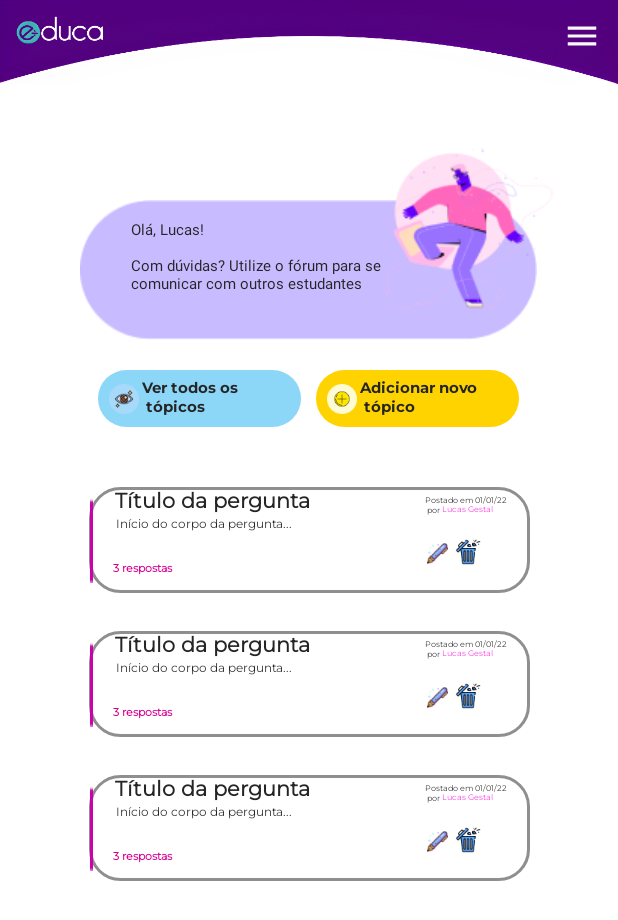
After one commit to e-duca/e-duca-app, an Android app: the myQuestions screen opened directly, with no data from a screen before it, on a phone screen of 412 x 824 dp. The commit adds this screen. Shown: the top 920 px of the screen. Run offline under Robolectric (Android 15) with nearby library versions, the phone set to English and light mode, and no system bars.

Commit message:
feat/topics:Adicionando botões de ver todos os tópicos e de adicionar… (#24)
* feat/topics:Adicionando botões de ver todos os tópicos e de adicionar novo tópico e criação da página.

* feat/topics:Adicionando botões de ver todos os tópicos e de adicionar novo tópico e criação da página.Correção

---------

Co-authored-by: Juliana Esteves <89034213+julianaesteves@users.noreply.github.com>

```diff
--- a/app/src/main/AndroidManifest.xml
+++ b/app/src/main/AndroidManifest.xml
@@ -16,6 +16,9 @@
         android:supportsRtl="true"
         android:theme="@style/Theme.Educa"
         tools:targetApi="33">
+      <activity
+            android:name=".myQuestions"
+            android:exported="false" />
         <activity
             android:name=".Likert_Respondido"
             android:exported="false" />
--- /dev/null
+++ b/app/src/main/java/com/educa/ButtonAddNewTopic.kt
@@ -0,0 +1,59 @@
+package com.educa
+
+import android.os.Bundle
+import androidx.fragment.app.Fragment
+import android.view.LayoutInflater
+import android.view.View
+import android.view.ViewGroup
+
+// TODO: Rename parameter arguments, choose names that match
+// the fragment initialization parameters, e.g. ARG_ITEM_NUMBER
+private const val ARG_PARAM1 = "param1"
+private const val ARG_PARAM2 = "param2"
+
+/**
+ * A simple [Fragment] subclass.
+ * Use the [ButtonAddNewTopic.newInstance] factory method to
+ * create an instance of this fragment.
+ */
+class ButtonAddNewTopic : Fragment() {
+    // TODO: Rename and change types of parameters
+    private var param1: String? = null
+    private var param2: String? = null
+
+    override fun onCreate(savedInstanceState: Bundle?) {
+        super.onCreate(savedInstanceState)
+        arguments?.let {
+            param1 = it.getString(ARG_PARAM1)
+            param2 = it.getString(ARG_PARAM2)
+        }
+    }
+
+    override fun onCreateView(
+        inflater: LayoutInflater, container: ViewGroup?,
+        savedInstanceState: Bundle?
+    ): View? {
+        // Inflate the layout for this fragment
+        return inflater.inflate(R.layout.fragment_button_add_new_topic, container, false)
+    }
+
+    companion object {
+        /**
+         * Use this factory method to create a new instance of
+         * this fragment using the provided parameters.
+         *
+         * @param param1 Parameter 1.
+         * @param param2 Parameter 2.
+         * @return A new instance of fragment ButtonAddNewTopic.
+         */
+        // TODO: Rename and change types and number of parameters
+        @JvmStatic
+        fun newInstance(param1: String, param2: String) =
+            ButtonAddNewTopic().apply {
+                arguments = Bundle().apply {
+                    putString(ARG_PARAM1, param1)
+                    putString(ARG_PARAM2, param2)
+                }
+            }
+    }
+}
--- /dev/null
+++ b/app/src/main/java/com/educa/ButtonSeeTopics.kt
@@ -0,0 +1,59 @@
+package com.educa
+
+import android.os.Bundle
+import androidx.fragment.app.Fragment
+import android.view.LayoutInflater
+import android.view.View
+import android.view.ViewGroup
+
+// TODO: Rename parameter arguments, choose names that match
+// the fragment initialization parameters, e.g. ARG_ITEM_NUMBER
+private const val ARG_PARAM1 = "param1"
+private const val ARG_PARAM2 = "param2"
+
+/**
+ * A simple [Fragment] subclass.
+ * Use the [ButtonSeeTopics.newInstance] factory method to
+ * create an instance of this fragment.
+ */
+class ButtonSeeTopics : Fragment() {
+    // TODO: Rename and change types of parameters
+    private var param1: String? = null
+    private var param2: String? = null
+
+    override fun onCreate(savedInstanceState: Bundle?) {
+        super.onCreate(savedInstanceState)
+        arguments?.let {
+            param1 = it.getString(ARG_PARAM1)
+            param2 = it.getString(ARG_PARAM2)
+        }
+    }
+
+    override fun onCreateView(
+        inflater: LayoutInflater, container: ViewGroup?,
+        savedInstanceState: Bundle?
+    ): View? {
+        // Inflate the layout for this fragment
+        return inflater.inflate(R.layout.fragment_button_see_topics, container, false)
+    }
+
+    companion object {
+        /**
+         * Use this factory method to create a new instance of
+         * this fragment using the provided parameters.
+         *
+         * @param param1 Parameter 1.
+         * @param param2 Parameter 2.
+         * @return A new instance of fragment ButtonSeeTopics.
+         */
+        // TODO: Rename and change types and number of parameters
+        @JvmStatic
+        fun newInstance(param1: String, param2: String) =
+            ButtonSeeTopics().apply {
+                arguments = Bundle().apply {
+                    putString(ARG_PARAM1, param1)
+                    putString(ARG_PARAM2, param2)
+                }
+            }
+    }
+}
--- /dev/null
+++ b/app/src/main/java/com/educa/myQuestions.kt
@@ -0,0 +1,11 @@
+package com.educa
+
+import androidx.appcompat.app.AppCompatActivity
+import android.os.Bundle
+
+class myQuestions : AppCompatActivity() {
+    override fun onCreate(savedInstanceState: Bundle?) {
+        super.onCreate(savedInstanceState)
+        setContentView(R.layout.activity_my_questions)
+    }
+}
--- /dev/null
+++ b/app/src/main/res/layout/activity_my_questions.xml
@@ -0,0 +1,91 @@
+<?xml version="1.0" encoding="utf-8"?>
+<androidx.constraintlayout.widget.ConstraintLayout xmlns:android="http://schemas.android.com/apk/res/android"
+    xmlns:app="http://schemas.android.com/apk/res-auto"
+    xmlns:tools="http://schemas.android.com/tools"
+    android:layout_width="match_parent"
+    android:layout_height="match_parent"
+    tools:context=".myQuestions">
+
+    <RelativeLayout
+        android:layout_width="match_parent"
+        android:layout_height="match_parent"
+
+        >
+
+        <fragment
+            android:id="@+id/fg_menu"
+            class="com.educa.FragmentMenu"
+            android:layout_width="wrap_content"
+            android:layout_height="wrap_content"
+            tools:layout="@layout/fragment_menu"
+
+            />
+
+        <fragment
+            android:id="@+id/fg_salutation"
+            android:layout_width="wrap_content"
+            android:layout_height="wrap_content"
+            android:layout_below="@+id/fg_menu"
+            class="com.educa.FragmentSalutation"
+            tools:layout="@layout/fragment_salutation"
+            android:layout_marginLeft="20dp"
+            />
+        <LinearLayout
+            android:id="@+id/ll_buttons"
+            android:layout_width="wrap_content"
+            android:layout_height="wrap_content"
+            android:layout_below="@id/fg_salutation"
+            android:layout_marginTop="20dp"
+            android:layout_centerHorizontal="true"
+            >
+        <fragment
+            android:layout_width="wrap_content"
+            android:layout_height="wrap_content"
+            android:id="@+id/fg_btn_see_topics"
+            class="com.educa.ButtonSeeTopics"
+            tools:layout="@layout/fragment_button_see_topics"/>
+            <fragment
+                android:layout_width="wrap_content"
+                android:layout_height="wrap_content"
+                android:id="@+id/fg_btn_add_topics"
+                class="com.educa.ButtonAddNewTopic"
+                tools:layout="@layout/fragment_button_add_new_topic"
+                android:layout_marginLeft="10dp"/>
+        </LinearLayout>
+
+
+        <fragment
+            android:layout_marginLeft="25dp"
+            android:layout_marginTop="40dp"
+            android:id="@+id/fg_bubble_question"
+            android:layout_width="wrap_content"
+            android:layout_height="wrap_content"
+            android:layout_below="@id/ll_buttons"
+            class="com.educa.FragmentBubbleQuestion"
+            tools:layout="@layout/fragment_bubble_question"
+            />
+        <fragment
+            android:layout_marginLeft="25dp"
+            android:layout_marginTop="25dp"
+            android:id="@+id/fg_second_bubble_question"
+            android:layout_width="wrap_content"
+            android:layout_height="wrap_content"
+            android:layout_below="@+id/fg_bubble_question"
+            class="com.educa.FragmentBubbleQuestion"
+            tools:layout="@layout/fragment_bubble_question"
+            />
+        <fragment
+            android:layout_marginLeft="25dp"
+            android:layout_marginTop="25dp"
+            android:id="@+id/fg_third_bubble_question"
+            android:layout_width="wrap_content"
+            android:layout_height="wrap_content"
+            android:layout_below="@+id/fg_second_bubble_question"
+            class="com.educa.FragmentBubbleQuestion"
+            tools:layout="@layout/fragment_bubble_question"
+            />
+
+
+    </RelativeLayout>
+
+</androidx.constraintlayout.widget.ConstraintLayout>
--- a/app/src/main/res/layout/fragment_bubble_question.xml
+++ b/app/src/main/res/layout/fragment_bubble_question.xml
@@ -12,7 +12,6 @@
         android:layout_alignParentLeft="true"
         android:layout_marginLeft="34dp"
         android:layout_alignParentTop="true"
-        android:layout_marginTop="237dp"
         android:background="@drawable/db_card_rectangle"
         />
 
@@ -25,10 +24,7 @@
             android:id="@+id/t_tulo_da_p"
             android:layout_width="144dp"
             android:layout_height="19dp"
-            android:layout_alignParentLeft="true"
-            android:layout_alignParentTop="true"
-            android:layout_marginLeft="48dp"
-            android:layout_marginTop="245.79dp"
+            android:layout_marginLeft="44dp"
             android:fontFamily="@font/montserrat"
             android:gravity="center_horizontal|top"
             android:text="@string/txt_question_title"
@@ -40,10 +36,8 @@
             android:id="@+id/in_cio_do_c"
             android:layout_width="121dp"
             android:layout_height="12dp"
-            android:layout_alignParentLeft="true"
-            android:layout_alignParentTop="true"
+            android:layout_below="@id/t_tulo_da_p"
             android:layout_marginLeft="50dp"
-            android:layout_marginTop="266dp"
             android:fontFamily="@font/montserrat"
             android:gravity="center_horizontal|top"
             android:text="@string/txt_body_question"
@@ -54,10 +48,11 @@
             android:id="@+id/respostas"
             android:layout_width="99dp"
             android:layout_height="9dp"
-            android:layout_alignParentLeft="true"
-            android:layout_alignParentTop="true"
+            android:layout_below="@id/in_cio_do_c"
             android:layout_marginLeft="50dp"
-            android:layout_marginTop="288.79dp"
+            android:layout_marginTop="18dp"
+
+
             android:fontFamily="@font/montserrat"
             android:gravity="top"
             android:text="@string/txt_qty_answer"
@@ -70,22 +65,21 @@
             android:id="@+id/postada_em_"
             android:layout_width="61dp"
             android:layout_height="27dp"
-            android:layout_alignParentLeft="true"
-            android:layout_alignParentTop="true"
-            android:layout_marginLeft="251dp"
-            android:layout_marginTop="249dp"
+            android:layout_marginLeft="70dp"
+            android:layout_marginTop="5dp"
+            android:layout_toRightOf="@id/t_tulo_da_p"
             android:fontFamily="@font/montserrat"
             android:gravity="top"
             android:text="@string/txt_date_question"
             android:textSize="5sp" />
 
         <TextView
+            android:id="@+id/txt_name_teacher"
             android:layout_width="50dp"
             android:layout_height="10dp"
-            android:layout_alignParentLeft="true"
-            android:layout_alignParentTop="true"
-            android:layout_marginLeft="262dp"
-            android:layout_marginTop="255.4dp"
+            android:layout_marginLeft="81dp"
+            android:layout_marginTop="11dp"
+            android:layout_toRightOf="@+id/t_tulo_da_p"
             android:fontFamily="@font/montserrat"
             android:gravity="top"
             android:text="@string/txt_question_name"
@@ -94,33 +88,29 @@
 
 
         <ImageView
+
             android:id="@+id/image_59"
             android:layout_width="14dp"
             android:layout_height="15dp"
-            android:layout_alignParentLeft="true"
-            android:layout_alignParentTop="true"
+           android:layout_below="@+id/txt_name_teacher"
+            android:layout_marginTop="15dp"
             android:layout_marginLeft="259dp"
-            android:layout_marginTop="276dp"
             android:src="@mipmap/edit" />
 
         <ImageView
             android:id="@+id/image_60"
             android:layout_width="17dp"
             android:layout_height="17dp"
-            android:layout_alignParentLeft="true"
-            android:layout_alignParentTop="true"
+            android:layout_below="@+id/txt_name_teacher"
             android:layout_marginLeft="278dp"
-            android:layout_marginTop="274dp"
+            android:layout_marginTop="13dp"
             android:src="@mipmap/bin" />
 
         <ImageView
-
             android:layout_width="3dp"
             android:layout_height="56dp"
-            android:layout_alignParentLeft="true"
-            android:layout_alignParentTop="true"
             android:layout_marginLeft="34dp"
-            android:layout_marginTop="245.79dp"
+            android:layout_marginTop="8dp"
             android:src="@mipmap/retangle" />
     </RelativeLayout>
 
--- /dev/null
+++ b/app/src/main/res/layout/fragment_button_add_new_topic.xml
@@ -0,0 +1,38 @@
+<?xml version="1.0" encoding="utf-8"?>
+<FrameLayout xmlns:android="http://schemas.android.com/apk/res/android"
+    xmlns:tools="http://schemas.android.com/tools"
+    android:layout_width="match_parent"
+    android:layout_height="match_parent"
+    tools:context=".ButtonAddNewTopic">
+
+    <RelativeLayout
+        android:layout_width="wrap_content"
+        android:layout_height="wrap_content"
+        android:minWidth="135dp"
+        style="@style/style_btnYellowLarger"
+        android:background="@drawable/db_btn_solid"
+        android:padding="5dp">
+
+        <ImageView
+            android:padding="2dp"
+            android:layout_marginTop="2dp"
+            android:id="@+id/img_add"
+            android:layout_width="wrap_content"
+            android:layout_height="wrap_content"
+            android:src="@mipmap/adc"
+            />
+            <TextView
+
+                android:textSize="10dp"
+                android:layout_centerVertical="true"
+                android:fontFamily="@font/montserrat_bold"
+                android:layout_toRightOf="@+id/img_add"
+                android:id="@+id/txt_see_topic"
+                android:layout_width="wrap_content"
+                android:layout_height="wrap_content"
+                android:text="@string/txt_add_new_topic"/>
+
+
+    </RelativeLayout>
+
+</FrameLayout>
--- /dev/null
+++ b/app/src/main/res/layout/fragment_button_see_topics.xml
@@ -0,0 +1,37 @@
+<?xml version="1.0" encoding="utf-8"?>
+<FrameLayout xmlns:android="http://schemas.android.com/apk/res/android"
+    xmlns:tools="http://schemas.android.com/tools"
+    android:layout_width="match_parent"
+    android:layout_height="match_parent"
+    tools:context=".ButtonSeeTopics">
+
+    <RelativeLayout
+        android:layout_width="wrap_content"
+        android:layout_height="wrap_content"
+        style="@style/style_btnBlueLarger"
+        android:minWidth="135dp"
+        android:background="@drawable/db_btn_solid"
+        android:padding="5dp">
+
+        <ImageView
+            android:padding="2dp"
+            android:layout_marginTop="2dp"
+            android:id="@+id/img_eye"
+            android:layout_width="wrap_content"
+            android:layout_height="wrap_content"
+            android:src="@mipmap/eye"
+            />
+        <TextView
+            android:textSize="10dp"
+            android:layout_centerVertical="true"
+            android:fontFamily="@font/montserrat_bold"
+            android:layout_toRightOf="@+id/img_eye"
+            android:id="@+id/txt_see_topic"
+            android:layout_width="wrap_content"
+            android:layout_height="wrap_content"
+            android:text="@string/txt_see_topics"/>
+
+
+    </RelativeLayout>
+
+</FrameLayout>
--- a/app/src/main/res/values/strings.xml
+++ b/app/src/main/res/values/strings.xml
@@ -44,9 +44,11 @@
     <string name="txt_postfor">Postado por</string>
     <string name="txt_acess_cert">Acessar certificado</string>
     <string name="txt_nameteacher">Professor Carlos Roberto</string>
+    <string name="txt_see_topics">Ver todos os \n tópicos</string>
+    <string name="txt_add_new_topic">Adicionar novo \n tópico</string>
+    <string name="txt_context">Lorem ipsum dolor sit amet, consectetur adipiscing elit. Donec accumsan mattis augue eu pellentesque. Nulla sit amet facilisis ante, sit amet interdum augue. Nullam viverra convallis lectus, maximus faucibus sem pretium sit amet. Aenean tempus aliquam fringilla.</string>
     <string name="txt_tks_avaliable1">Obrigado(a) por avaliar!</string>
     <string name="txt_tks_avaliable2">Estamos sempre trabalhando para garantir o melhor nos seus estudos</string>
-    <string name="txt_context">Lorem ipsum dolor sit amet, consectetur adipiscing elit. Donec accumsan mattis augue eu pellentesque. Nulla sit amet facilisis ante, sit amet interdum augue. Nullam viverra convallis lectus, maximus faucibus sem pretium sit amet. Aenean tempus aliquam fringilla.</string>
     <string name="txt_title_likert">Gostou da aula? Nos dê sua opinião!</string>
     <string name="txt_notlike">Não gostei</string>
     <string name="txt_improve">Poderia Melhorar</string>
--- a/app/src/main/res/values/themes.xml
+++ b/app/src/main/res/values/themes.xml
@@ -156,6 +156,16 @@
         <item name="android:textSize">12sp</item>
     </style>
 
+    <style name="style_btnBlueLarger">
+        <item name="android:layout_width">match_parent</item>
+        <item name="android:layout_height">wrap_content</item>
+        <item name="android:backgroundTint">@color/blue200</item>
+        <item name="android:fontFamily">@font/montserrat_bold</item>
+        <item name="android:textColor">@color/black</item>
+        <item name="android:textSize">16sp</item>
+
+    </style>
+
     <!-- style card content -->
     <style name="style_cardContentH1">
 
```
Also changed, not shown: app/src/main/res/mipmap-xhdpi/adc.png (added), app/src/main/res/mipmap-xhdpi/eye.png (added).
